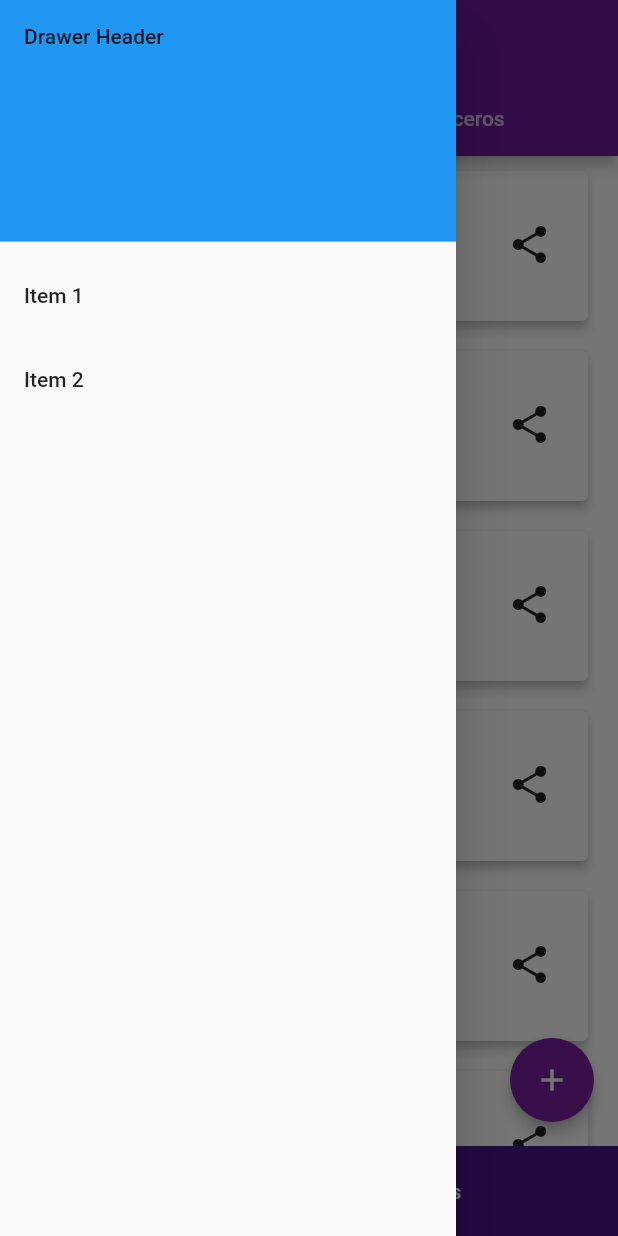
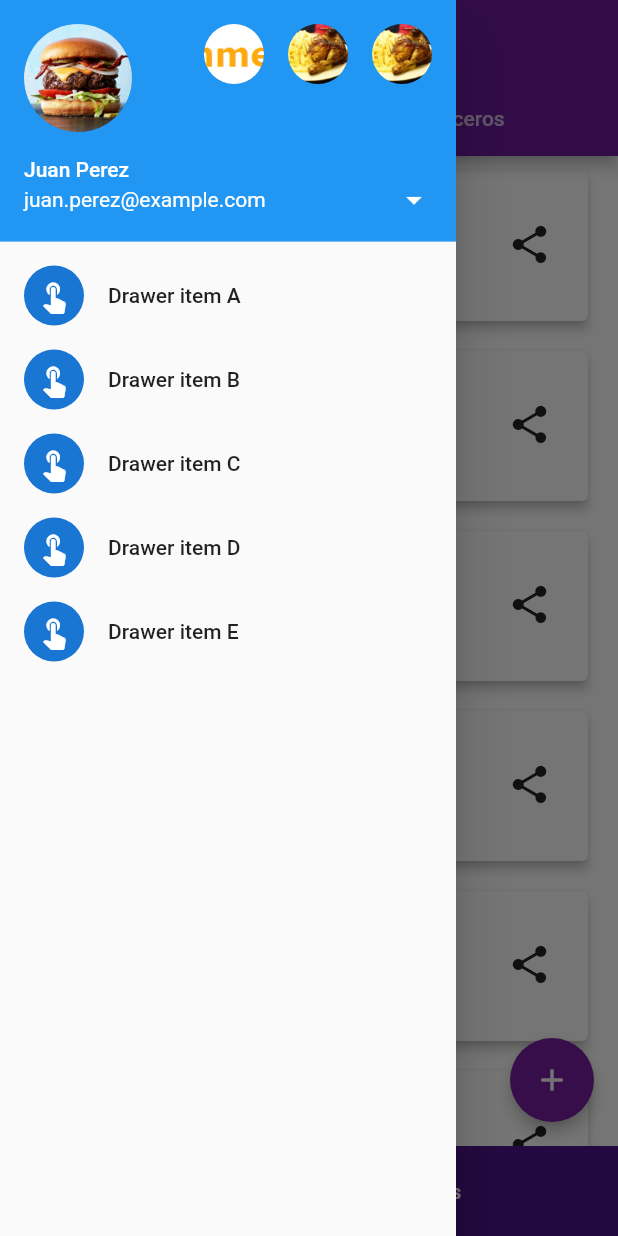
Before and after one commit to omarorlandini123/e-commerce, a Flutter app: the ProductosPage screen opened by its route, with the side drawer open, on a phone screen of 412 x 824 dp. Run offline on Flutter 3.47's test engine with Material 2 defaults, Android fonts, the phone set to English and light mode, and no system bars; missing offline and left inert: barcode_scan.

Commit message:
Drawer con opciones terminado

```diff
--- a/lib/pages/productos_page.dart
+++ b/lib/pages/productos_page.dart
@@ -1,4 +1,8 @@
 import 'package:flutter/material.dart';
+
+const String _kAsset0 = 'assets/imgs/hamburguesa.jpg';
+const String _kAsset1 = 'assets/imgs/logo.png';
+const String _kAsset2 = 'assets/imgs/pollito.jpeg';
 
 class ProductosPage extends StatefulWidget {
   static String tag = 'productos-page';
@@ -43,6 +47,19 @@ class _ProductosPageState extends State<ProductosPage>
   ListTabProductos lista;
   TabController _tabController;
   bool mostrarBoton = true;
+  AnimationController _controller;
+  Animation<double> _drawerContentsOpacity;
+  Animation<Offset> _drawerDetailsPosition;
+  bool _showDrawerContents = true;
+  final GlobalKey<ScaffoldState> _scaffoldKey = new GlobalKey<ScaffoldState>();
+
+  static const List<String> _drawerContents = const <String>[
+    'A',
+    'B',
+    'C',
+    'D',
+    'E',
+  ];
 
   List<Widget> tarjetasLista(String image, String nombre, String costo) {
     List<Widget> lista = new List<Widget>();
@@ -126,7 +143,22 @@ class _ProductosPageState extends State<ProductosPage>
   void initState() {
     super.initState();
     tabController = new TabController(length: 3, vsync: this);
+    _controller = new AnimationController(
+      vsync: this,
+      duration: const Duration(milliseconds: 300),
+    );
 
+    _drawerContentsOpacity = new CurvedAnimation(
+      parent: new ReverseAnimation(_controller),
+      curve: Curves.fastOutSlowIn,
+    );
+    _drawerDetailsPosition = new Tween<Offset>(
+      begin: const Offset(0.0, -1.0),
+      end: Offset.zero,
+    ).animate(new CurvedAnimation(
+      parent: _controller,
+      curve: Curves.fastOutSlowIn,
+    ));
     lista = new ListTabProductos();
     lista.addProducto(
       new Tab(
@@ -168,6 +200,12 @@ class _ProductosPageState extends State<ProductosPage>
     tabController.dispose();
   }
 
+  void _showNotImplementedMessage() {
+    Navigator.pop(context); // Dismiss the drawer.
+    _scaffoldKey.currentState.showSnackBar(const SnackBar(
+        content: const Text("The drawer's items don't do anything")));
+  }
+
   TabController tabController;
 
   @override
@@ -178,34 +216,118 @@ class _ProductosPageState extends State<ProductosPage>
           bottom: TabBar(controller: _tabController, tabs: lista.getTabs()),
           title: Text('Productos'),
         ),
-        drawer: Drawer(
-          child: ListView(
-            // Important: Remove any padding from the ListView.
-            padding: EdgeInsets.zero,
+        drawer: new Drawer(
+          child: new Column(
             children: <Widget>[
-              DrawerHeader(
-                child: Text('Drawer Header'),
-                decoration: BoxDecoration(
-                  color: Colors.blue,
+              new UserAccountsDrawerHeader(
+                accountName: const Text('Juan Perez'),
+                accountEmail: const Text('juan.perez@example.com'),
+                currentAccountPicture: const CircleAvatar(
+                  backgroundImage: AssetImage(_kAsset0),
                 ),
-              ),
-              ListTile(
-                title: Text('Item 1'),
-                onTap: () {
-                  // Update the state of the app
-                  // ...
+                otherAccountsPictures: <Widget>[
+                  new GestureDetector(
+                    onTap: () {
+                      _onOtherAccountsTap(context);
+                    },
+                    child: new Semantics(
+                      label: 'Switch to Account B',
+                      child: const CircleAvatar(
+                        backgroundImage: const AssetImage(_kAsset1),
+                      ),
+                    ),
+                  ),
+                  new GestureDetector(
+                    onTap: () {
+                      _onOtherAccountsTap(context);
+                    },
+                    child: new Semantics(
+                      label: 'Switch to Account C',
+                      child: const CircleAvatar(
+                        backgroundImage: const AssetImage(_kAsset2),
+                      ),
+                    ),
+                  ),
+                  new GestureDetector(
+                    onTap: () {
+                      _onOtherAccountsTap(context);
+                    },
+                    child: new Semantics(
+                      label: 'Switch to Account C',
+                      child: const CircleAvatar(
+                        backgroundImage: const AssetImage(_kAsset2),
+                      ),
+                    ),
+                  ),
+                ],
+                margin: EdgeInsets.zero,
+                onDetailsPressed: () {
+                  _showDrawerContents = !_showDrawerContents;
+                  if (_showDrawerContents)
+                    _controller.reverse();
+                  else
+                    _controller.forward();
                 },
               ),
-              ListTile(
-                title: Text('Item 2'),
-                onTap: () {
-                  // Update the state of the app
-                  // ...
-                },
+              new MediaQuery.removePadding(
+                context: context,
+                // DrawerHeader consumes top MediaQuery padding.
+                removeTop: true,
+                child: new Expanded(
+                  child: new ListView(
+                    padding: const EdgeInsets.only(top: 8.0),
+                    children: <Widget>[
+                      new Stack(
+                        children: <Widget>[
+                          // The initial contents of the drawer.
+                          new FadeTransition(
+                            opacity: _drawerContentsOpacity,
+                            child: new Column(
+                              mainAxisSize: MainAxisSize.min,
+                              crossAxisAlignment: CrossAxisAlignment.stretch,
+                              children: _drawerContents.map((String id) {
+                                return new ListTile(
+                                  leading:
+                                      //new CircleAvatar(child: new Text(id)),
+                                      new CircleAvatar(child: Icon(Icons.touch_app)),
+                                  title: new Text('Drawer item $id'),
+                                  onTap: _showNotImplementedMessage,
+                                );
+                              }).toList(),
+                            ),
+                          ),
+                          // The drawer's "details" view.
+                          new SlideTransition(
+                            position: _drawerDetailsPosition,
+                            child: new FadeTransition(
+                              opacity:
+                                  new ReverseAnimation(_drawerContentsOpacity),
+                              child: new Column(
+                                mainAxisSize: MainAxisSize.min,
+                                crossAxisAlignment: CrossAxisAlignment.stretch,
+                                children: <Widget>[
+                                  new ListTile(
+                                    leading: const Icon(Icons.add),
+                                    title: const Text('Add account'),
+                                    onTap: _showNotImplementedMessage,
+                                  ),
+                                  new ListTile(
+                                    leading: const Icon(Icons.settings),
+                                    title: const Text('Manage accounts'),
+                                    onTap: _showNotImplementedMessage,
+                                  ),
+                                ],
+                              ),
+                            ),
+                          ),
+                        ],
+                      ),
+                    ],
+                  ),
+                ),
               ),
             ],
           ),
-          semanticLabel: 'Menu',
         ),
         body: new TabBarView(
             controller: _tabController, children: lista.getElementos()),
@@ -235,4 +357,23 @@ class _ProductosPageState extends State<ProductosPage>
               )),
         ));
   }
+
+  void _onOtherAccountsTap(BuildContext context) {
+    showDialog<void>(
+      context: context,
+      builder: (BuildContext context) {
+        return new AlertDialog(
+          title: const Text('Account switching not implemented.'),
+          actions: <Widget>[
+            new FlatButton(
+              child: const Text('OK'),
+              onPressed: () {
+                Navigator.pop(context);
+              },
+            ),
+          ],
+        );
+      },
+    );
+  }
 }
--- a/pubspec.yaml
+++ b/pubspec.yaml
@@ -9,7 +9,7 @@ dependencies:
   # The following adds the Cupertino Icons font to your application.
   # Use with the CupertinoIcons class for iOS style icons.
   cupertino_icons: ^0.1.2
-  #barcode_scan: "^0.0.4"
+  barcode_scan: "^0.0.4"
 
 
 
```
Also changed, not shown: lib/entidades/ListaMenu.dart (added, +16 -0 lines), lib/entidades/OpcionMenu.dart (added, +16 -0 lines), lib/pages/registro_page.dart (+24 -24 lines).
